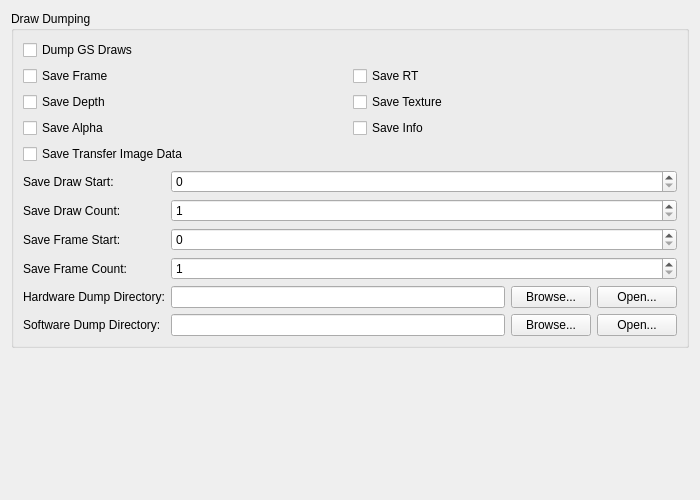
Above: pcsx2-qt/Settings/DebugGSSettingsTab.ui from PCSX2/pcsx2 before the change. Below: the same form after it.
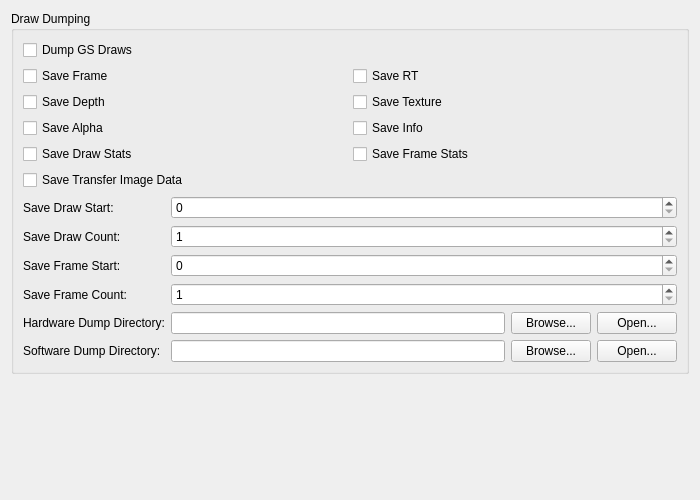
That is the form after the change.

Commit message: GS: Allow dumping draw/frames stats.

Diff of the .ui file:
```diff
--- a/pcsx2-qt/Settings/DebugGSSettingsTab.ui
+++ b/pcsx2-qt/Settings/DebugGSSettingsTab.ui
@@ -71,7 +71,21 @@
           </property>
          </widget>
         </item>
-        <item row="4" column="0">
+		<item row="4" column="0">
+		  <widget class="QCheckBox" name="saveDrawStats">
+		   <property name="text">
+		    <string>Save Draw Stats</string>
+		   </property>
+		  </widget>
+		</item>
+		<item row="4" column="1">
+		  <widget class="QCheckBox" name="saveFrameStats">
+		    <property name="text">
+		      <string>Save Frame Stats</string>
+		    </property>
+		  </widget>
+		</item>
+        <item row="5" column="0">
          <widget class="QCheckBox" name="saveTransferImages">
           <property name="text">
            <string>Save Transfer Image Data</string>
```
The commit also changes 11 other files.
